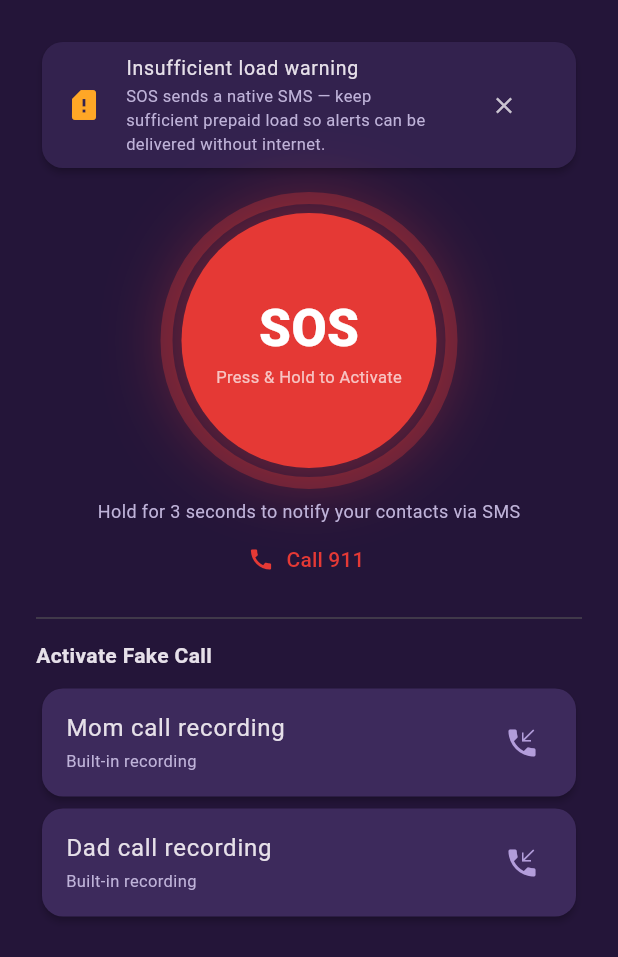
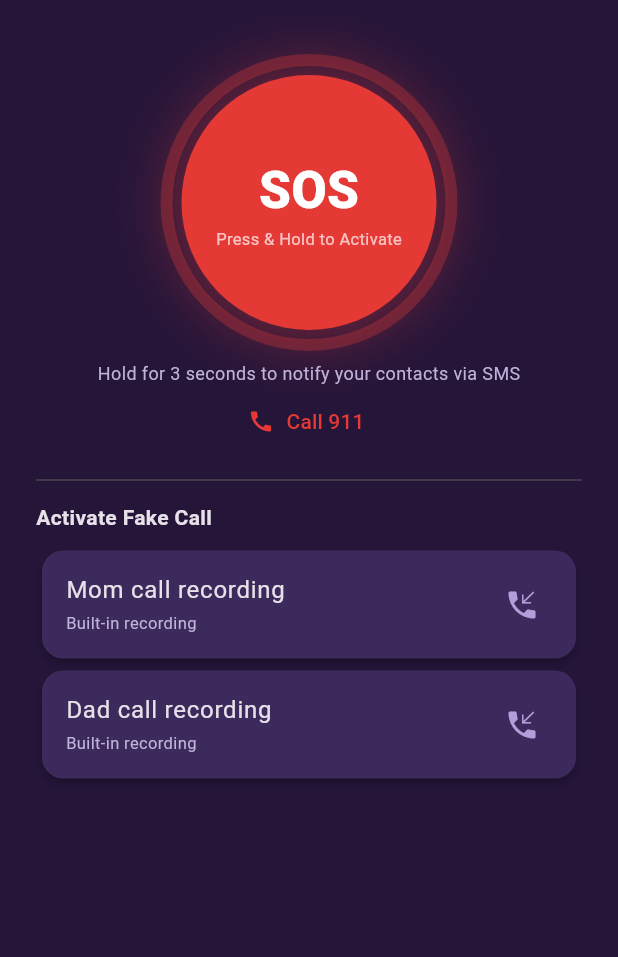
Before and after one commit to AlasdairDev/navalert, a Flutter app: the EmergencyView screen opened directly, on a phone screen of 412 x 824 dp. Shown: the top 957 px of the screen. Run offline on Flutter 3.47's test engine with Material 3 defaults, Android fonts, the phone set to English and light mode, and no system bars; our stand-ins replace audioplayers, clock, flutter_local_notifications, flutter_map, flutter_secure_storage, geolocator and 4 more; missing offline and left inert: flutter_map_cancellable_tile_provider, home_widget, record; accounts and stored records are empty.

Commit message:
fix: move the SOS low-load warning from Emergency to Home
The "SOS Warning" mockup draws this on the main screen and the Activity
Diagram (p.92) fires it straight off "Launch App". It was rendering on the
Emergency tab instead.

That placement defeated the warning. It says the SOS SMS may not send for
lack of prepaid load — but a rider only opens the Emergency tab when they
already need SOS, so it arrived at the one moment it can no longer be
acted on. On Home it lands before the trip, while there is still time to
top up.

Presentation only: showSosLowLoadWarning and dismissSosLowLoadWarning are
untouched, so dismissal is still persisted in app_state and the card shows
once rather than nagging every launch. Colours and type come from the
existing card/warning/textSecondary tokens.

Verified on a cleared install: the card appears on first launch over the
map, Close dismisses it, and it stays gone across a force-stop relaunch.

```diff
--- a/lib/views/emergency_view.dart
+++ b/lib/views/emergency_view.dart
@@ -63,29 +63,11 @@ class EmergencyView extends StatelessWidget {
         child: SingleChildScrollView(
           padding: const EdgeInsets.all(24),
           child: Column(children: [
-            // Insufficient Load Warning (Activity Diagram / app_state):
-            // SOS uses Native Android SMS and needs prepaid load.
-            if (app.showSosLowLoadWarning)
-              Card(
-                color: NavAlertColors.surface,
-                child: ListTile(
-                  leading: const Icon(Icons.sim_card_alert,
-                      color: NavAlertColors.warning),
-                  title: const Text('Insufficient load warning',
-                      style: TextStyle(fontSize: 13)),
-                  subtitle: const Text(
-                      'SOS sends a native SMS — keep sufficient prepaid load '
-                      'so alerts can be delivered without internet.',
-                      style: TextStyle(
-                          fontSize: 11, color: NavAlertColors.textSecondary)),
-                  trailing: IconButton(
-                    icon: const Icon(Icons.close, size: 18),
-                    onPressed: () => context
-                        .read<AppViewModel>()
-                        .dismissSosLowLoadWarning(),
-                  ),
-                ),
-              ),
+            // The insufficient-load warning used to render here. It now lives
+            // on the Home screen, where the Activity Diagram (p.92) and the
+            // "SOS Warning" mockup both put it: this screen is opened when the
+            // rider already needs SOS, which is too late to act on the news
+            // that their prepaid load may be short. See home_view.dart.
             const SizedBox(height: 16),
             // SOS press & hold (UC-7). TODO (UI Team): the button's size,
             // glow, ring, and typography are all restyleable — this is a
```
Also changed, not shown: lib/views/home_view.dart (+64 -0 lines).
